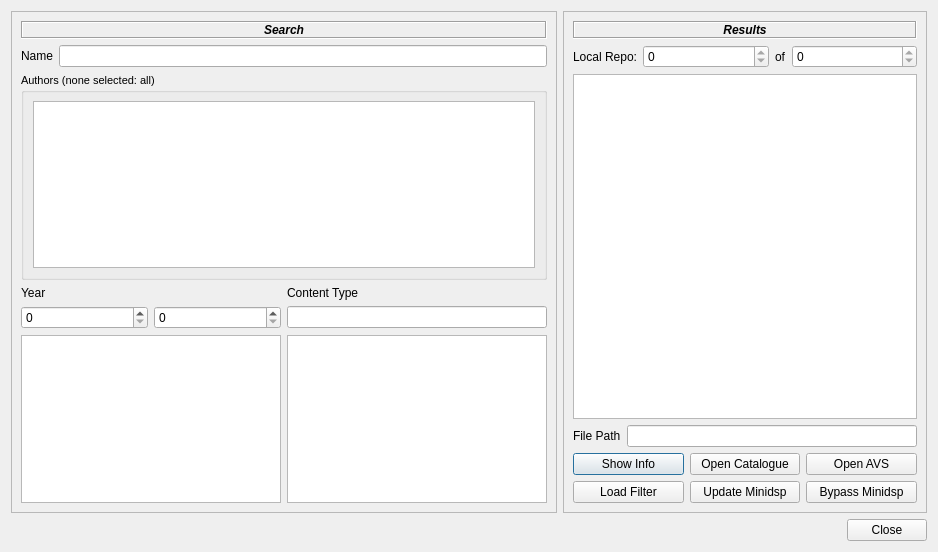
The window that src/main/python/ui/catalogue.ui (3ll3d00d/beqdesigner) describes before a commit, drawn with Qt 5.
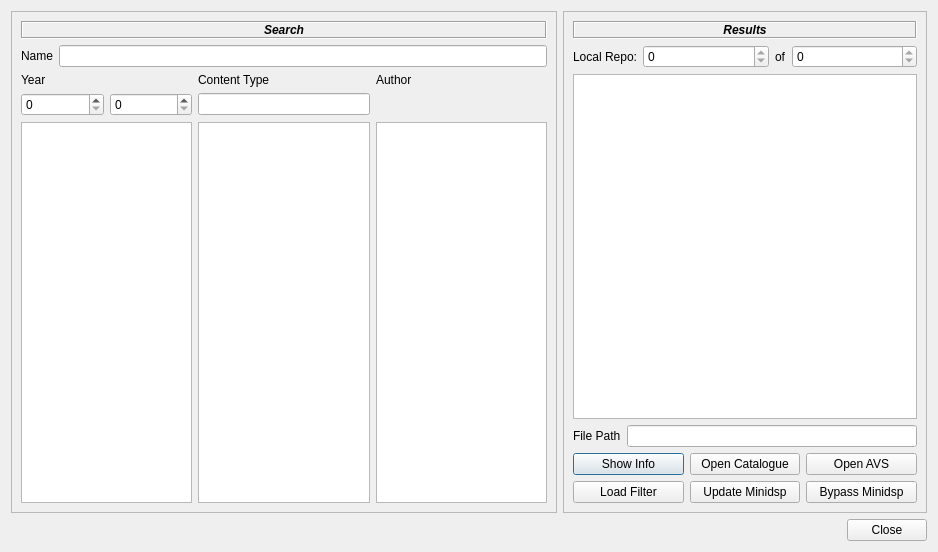
The same window after the commit.

Commit message:
Put the catalogue's author list beside year and content type
The author list sat in a group box of its own above the year and content type lists,
whose row stretched: a short list in a tall empty box. It is now a third column in
the same rows, the full height of the others, so the dialog gains that space back.

Diff of the .ui file:
```diff
--- a/src/main/python/ui/catalogue.ui
+++ b/src/main/python/ui/catalogue.ui
@@ -28,33 +28,15 @@
         <item row="4" column="1">
          <widget class="QLineEdit" name="contentFilter"/>
         </item>
-        <item row="5" column="1">
-         <widget class="QListWidget" name="contentTypeFilter">
-          <property name="selectionMode">
-           <enum>QAbstractItemView::MultiSelection</enum>
+        <item row="3" column="2">
+         <widget class="QLabel" name="authorFilterLabel">
+          <property name="text">
+           <string>Author</string>
           </property>
          </widget>
         </item>
-        <item row="2" column="0" colspan="2">
-         <widget class="QGroupBox" name="repoGroupBox">
-          <property name="font">
-           <font>
-            <pointsize>8</pointsize>
-            <italic>false</italic>
-           </font>
-          </property>
-          <property name="title">
-           <string>Authors (none selected: all)</string>
-          </property>
-          <layout class="QVBoxLayout" name="authorFilterLayout">
-           <item>
+        <item row="5" column="2">
             <widget class="QListWidget" name="authorFilter">
-             <property name="font">
-              <font>
-               <pointsize>10</pointsize>
-               <italic>false</italic>
-              </font>
-             </property>
              <property name="toolTip">
               <string>Select the authors to show; with none selected, every author is shown</string>
              </property>
@@ -63,7 +45,11 @@
              </property>
             </widget>
            </item>
-          </layout>
+        <item row="5" column="1">
+         <widget class="QListWidget" name="contentTypeFilter">
+          <property name="selectionMode">
+           <enum>QAbstractItemView::MultiSelection</enum>
+          </property>
          </widget>
         </item>
         <item row="3" column="0">
@@ -73,7 +59,7 @@
           </property>
          </widget>
         </item>
-        <item row="1" column="0" colspan="2">
+        <item row="1" column="0" colspan="3">
          <layout class="QHBoxLayout" name="nameLayout">
           <item>
            <widget class="QLabel" name="nameFilterLabel">
@@ -87,7 +73,7 @@
           </item>
          </layout>
         </item>
-        <item row="0" column="0" colspan="2">
+        <item row="0" column="0" colspan="3">
          <widget class="QLabel" name="filterHeaderLabel">
           <property name="font">
            <font>
```
Lines whose indentation alone changed are shown as unchanged. The commit also changes 4 other files.
